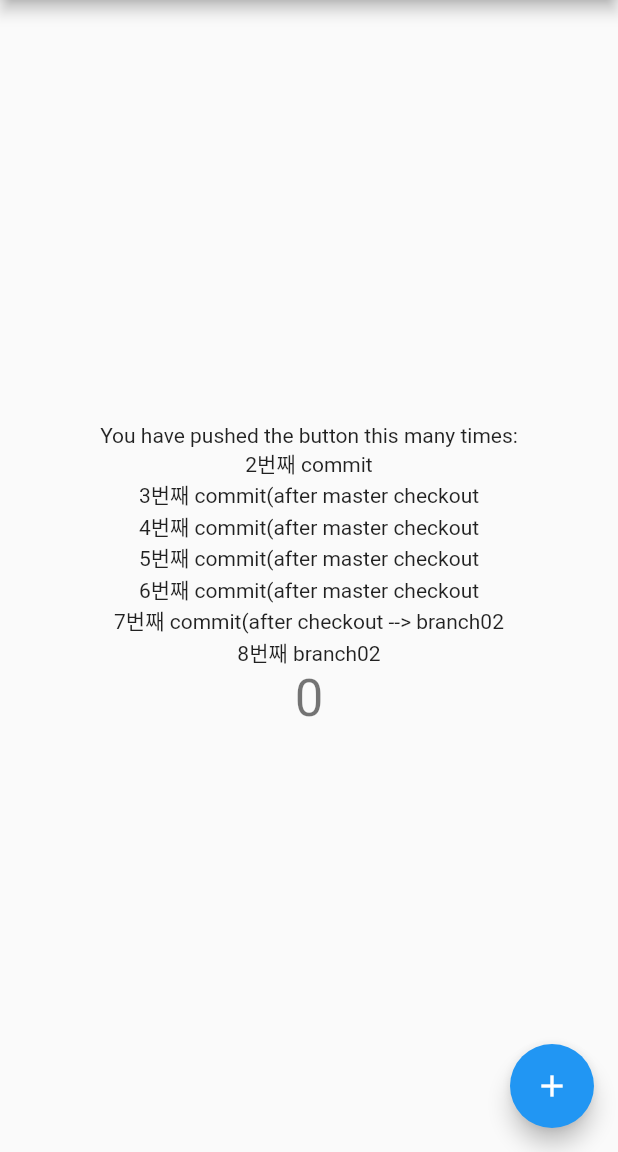
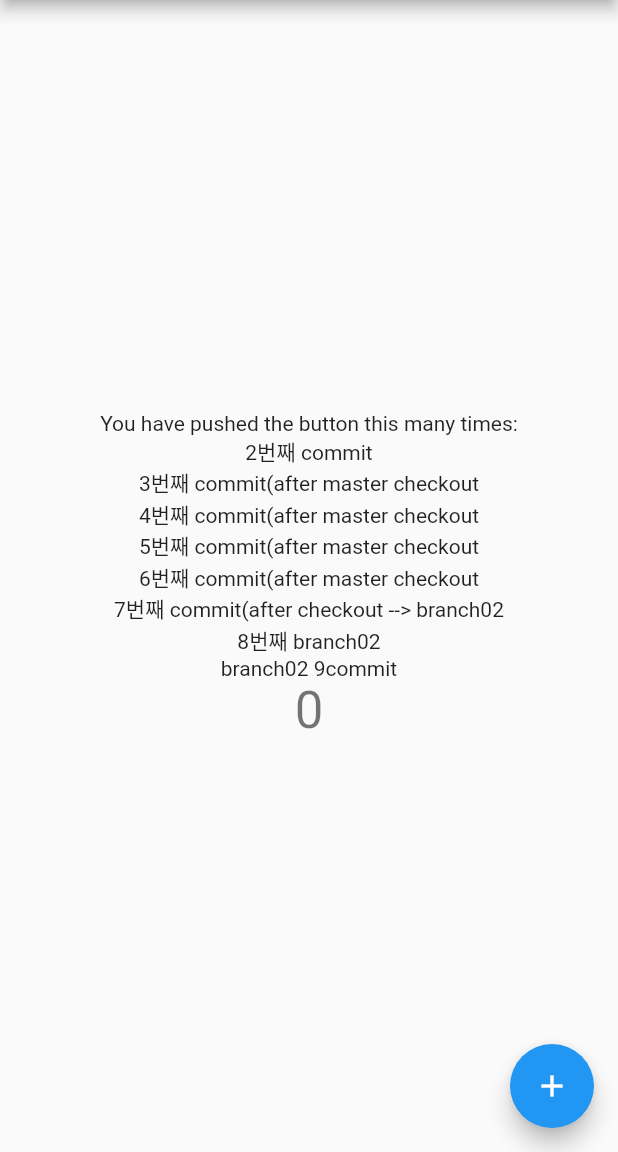
Before and after one commit to bigmsg/flutter_git_branch_test, a Flutter app: the screen it shows after launch, on a phone screen of 412 x 824 dp, the part 84-1236 px from its top. Run offline on Flutter 3.47's test engine with Material 2 defaults, Android fonts, the phone set to English and light mode, and no system bars.

```diff
--- a/lib/main.dart
+++ b/lib/main.dart
@@ -94,6 +94,7 @@ class _MyHomePageState extends State<MyHomePage> {
             Text('6번째 commit(after master checkout'),
             Text('7번째 commit(after checkout --> branch02'),
             Text('8번째 branch02'),
+            Text('branch02 9commit'),
             Text(
               '$_counter',
               style: Theme.of(context).textTheme.headline4,
```
